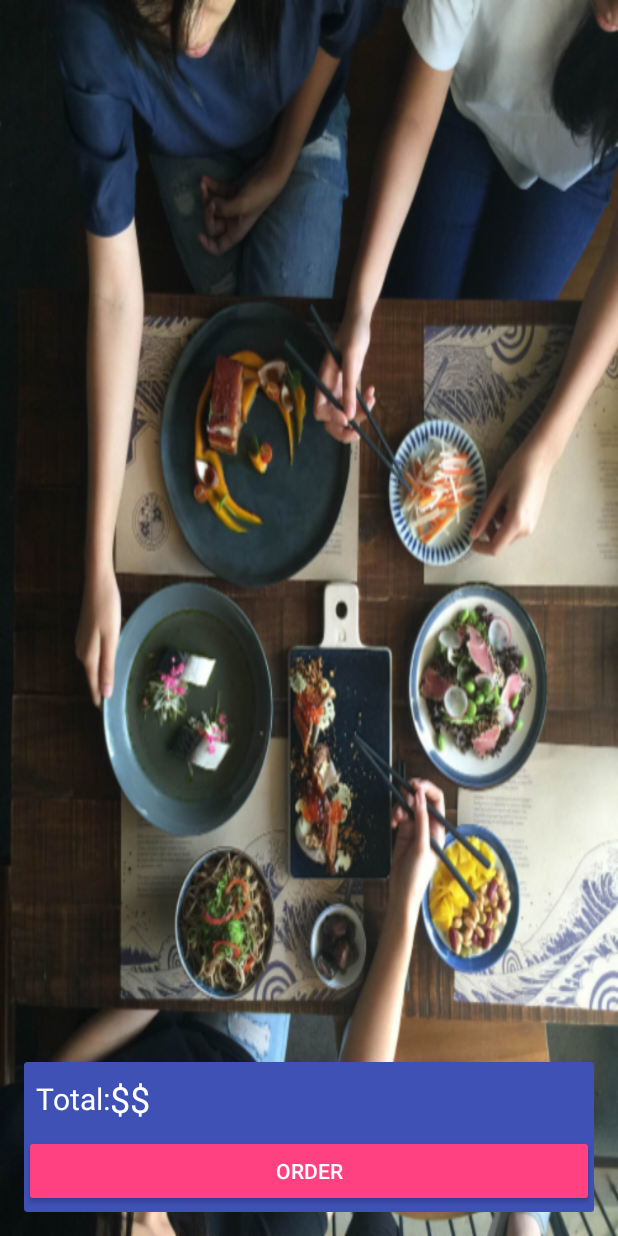
After one commit to alassadi/Mat, an Android app: the Cart screen opened directly, with no data from a screen before it, on a phone screen of 412 x 824 dp. The commit adds this screen. Run offline under Robolectric (Android 15) with nearby library versions, the phone set to English and light mode, and no system bars; our stand-ins replace Firebase (no records; nobody signed in at launch, a user with empty details on screens opened directly); 1 statement that could not run was skipped.

Commit message:
cart, cart view holder and cart xml

```diff
--- a/app/build.gradle
+++ b/app/build.gradle
@@ -36,10 +36,13 @@ dependencies {
     compile 'com.firebaseui:firebase-ui-database:1.2.0'
     compile 'com.android.support:design:26.+'
     compile 'com.cepheuen.elegant-number-button:lib:1.0.2'
+    compile 'com.amulyakhare:com.amulyakhare.textdrawable:1.0.1'
+    //compile 'com.readystatesoftware.sqliteasset:sqliteassethelper:+'
 
 }
 
 
 
 
+
 apply plugin: 'com.google.gms.google-services'
--- a/app/src/main/AndroidManifest.xml
+++ b/app/src/main/AndroidManifest.xml
@@ -34,7 +34,8 @@
         <activity android:name=".FoodDetail" />
         <activity android:name=".RestaurantEditMenu" />
         <activity android:name=".MenuItemEdit" />
-        <activity android:name=".RestaurantList"></activity>
+        <activity android:name=".RestaurantList" />
+        <activity android:name=".Cart"></activity>
     </application>
 
 </manifest>
--- /dev/null
+++ b/app/src/main/java/com/company/mat/Cart.java
@@ -0,0 +1,71 @@
+package com.company.mat;
+
+import android.os.Bundle;
+import android.support.v7.app.AppCompatActivity;
+import android.support.v7.widget.LinearLayoutManager;
+import android.support.v7.widget.RecyclerView;
+import android.widget.Button;
+import android.widget.TextView;
+
+import com.company.mat.Model.FoodOrder;
+import com.company.mat.ViewHolder.CartViewHolder;
+import com.firebase.ui.database.FirebaseRecyclerAdapter;
+import com.google.firebase.database.DatabaseReference;
+import com.google.firebase.database.FirebaseDatabase;
+
+import java.text.NumberFormat;
+import java.util.ArrayList;
+import java.util.List;
+import java.util.Locale;
+
+public class Cart extends AppCompatActivity {
+
+    RecyclerView recyclerView;
+    RecyclerView.LayoutManager layoutManager;
+
+    FirebaseDatabase database;
+    DatabaseReference reference;
+
+    TextView textViewTotal;
+    Button orderButton;
+
+    List<FoodOrder> cart = new ArrayList<>();
+    FirebaseRecyclerAdapter<FoodOrder, CartViewHolder> adapter;
+
+    @Override
+    protected void onCreate(Bundle savedInstanceState) {
+        super.onCreate(savedInstanceState);
+        setContentView(R.layout.activity_cart);
+
+        database = FirebaseDatabase.getInstance();
+        reference = database.getReference("FoodOrders");
+
+        recyclerView = (RecyclerView) findViewById(R.id.list_cart);
+        recyclerView.setHasFixedSize(true);
+        layoutManager = new LinearLayoutManager(this);
+        recyclerView.setLayoutManager(layoutManager);
+
+        textViewTotal = (TextView) findViewById(R.id.total);
+        orderButton = (Button) findViewById(R.id.placeOrderButton);
+
+        loadFoodList();
+    }
+
+    private void loadFoodList() {
+        adapter = new FirebaseRecyclerAdapter<FoodOrder, CartViewHolder>(FoodOrder.class, R.layout.cart_layout, CartViewHolder.class, reference) {
+            @Override
+            protected void populateViewHolder(CartViewHolder viewHolder, FoodOrder model, int position) {
+                viewHolder.cartName.setText(model.getItemName());
+                int total = 0;
+                for (FoodOrder foodOrder : cart) {
+                    total += (Integer.parseInt(foodOrder.getPrice())) * (Integer.parseInt(foodOrder.getQuantity()));
+                }
+                Locale locale = new Locale("en", "SE");
+                NumberFormat numberFormat = NumberFormat.getCurrencyInstance(locale);
+                textViewTotal.setText(numberFormat.format(total));
+
+            }
+        };
+        recyclerView.setAdapter(adapter);
+    }
+}
--- a/app/src/main/java/com/company/mat/Home.java
+++ b/app/src/main/java/com/company/mat/Home.java
@@ -4,7 +4,6 @@ import android.content.Intent;
 import android.os.Bundle;
 import android.support.design.widget.FloatingActionButton;
 import android.support.design.widget.NavigationView;
-import android.support.design.widget.Snackbar;
 import android.support.v4.view.GravityCompat;
 import android.support.v4.widget.DrawerLayout;
 import android.support.v7.app.ActionBarDrawerToggle;
@@ -16,7 +15,6 @@ import android.view.Menu;
 import android.view.MenuItem;
 import android.view.View;
 import android.widget.TextView;
-import android.widget.Toast;
 
 import com.company.mat.Interface.ItemClickListener;
 import com.company.mat.Model.Category;
@@ -54,8 +52,8 @@ public class Home extends AppCompatActivity
         fab.setOnClickListener(new View.OnClickListener() {
             @Override
             public void onClick(View view) {
-                Snackbar.make(view, "Replace with your own action", Snackbar.LENGTH_LONG)
-                        .setAction("Action", null).show();
+                Intent cartIntent = new Intent(Home.this, Cart.class);
+                startActivity(cartIntent);
             }
         });
 
--- a/app/src/main/java/com/company/mat/LoginActivity.java
+++ b/app/src/main/java/com/company/mat/LoginActivity.java
@@ -134,7 +134,7 @@ public class LoginActivity extends AppCompatActivity implements View.OnClickList
         // add sign out
 
         if (user != null) {
-            Intent intent = new Intent(LoginActivity.this, Home.class);
+            Intent intent = new Intent(LoginActivity.this, RestaurantList.class);
             startActivity(intent);
         }
     }
--- /dev/null
+++ b/app/src/main/res/layout/activity_cart.xml
@@ -0,0 +1,66 @@
+<?xml version="1.0" encoding="utf-8"?>
+<RelativeLayout xmlns:android="http://schemas.android.com/apk/res/android"
+    xmlns:app="http://schemas.android.com/apk/res-auto"
+    xmlns:tools="http://schemas.android.com/tools"
+    android:layout_width="match_parent"
+    android:layout_height="match_parent"
+    android:background="@drawable/background"
+    android:padding="16dp"
+    tools:context="com.company.mat.Cart">
+
+    <android.support.v7.widget.RecyclerView
+        android:id="@+id/list_cart"
+        android:layout_width="match_parent"
+        android:layout_height="match_parent"
+        android:background="@android:color/transparent" />
+
+    <android.support.v7.widget.CardView
+        android:layout_width="match_parent"
+        android:layout_height="100dp"
+        android:layout_alignParentBottom="true"
+        app:cardBackgroundColor="@color/colorPrimary">
+
+        <RelativeLayout
+            android:layout_width="match_parent"
+            android:layout_height="match_parent">
+
+            <LinearLayout
+                android:id="@+id/linearLayout"
+                android:layout_width="wrap_content"
+                android:layout_height="wrap_content"
+                android:layout_margin="8dp"
+                android:gravity="center_vertical"
+                android:orientation="horizontal">
+
+                <TextView
+                    android:layout_width="wrap_content"
+                    android:layout_height="wrap_content"
+                    android:text="@string/total"
+                    android:textColor="@color/white"
+                    android:textSize="20sp" />
+
+                <TextView
+                    android:id="@+id/total"
+                    android:layout_width="wrap_content"
+                    android:layout_height="wrap_content"
+                    android:text="$$"
+                    android:textColor="@color/white"
+                    android:textSize="24sp" />
+
+            </LinearLayout>
+
+            <Button
+                android:id="@+id/placeOrderButton"
+                android:layout_width="match_parent"
+                android:layout_height="wrap_content"
+                android:layout_alignParentLeft="true"
+                android:layout_alignParentStart="true"
+                android:layout_below="@+id/linearLayout"
+                android:layout_weight="1"
+                android:text="@string/order"
+                android:theme="@style/ThemeOverlay.MyDarkButton" />
+
+        </RelativeLayout>
+    </android.support.v7.widget.CardView>
+
+</RelativeLayout>
--- a/app/src/main/res/values/strings.xml
+++ b/app/src/main/res/values/strings.xml
@@ -40,5 +40,7 @@
     <string name="delete">Delete</string>
     <string name="edit">Edit</string>
     <string name="food_name">Food Name</string>
+    <string name="total">Total:</string>
+    <string name="order">Order</string>
 
 </resources>
```
Also changed, not shown: app/src/main/java/com/company/mat/FoodDetail.java (+15 -1 lines), app/src/main/java/com/company/mat/Model/FoodOrder.java (added, +54 -0 lines), app/src/main/java/com/company/mat/ViewHolder/CartViewHolder.java (added, +35 -0 lines), app/src/main/res/layout/cart_layout.xml (added, +53 -0 lines).
